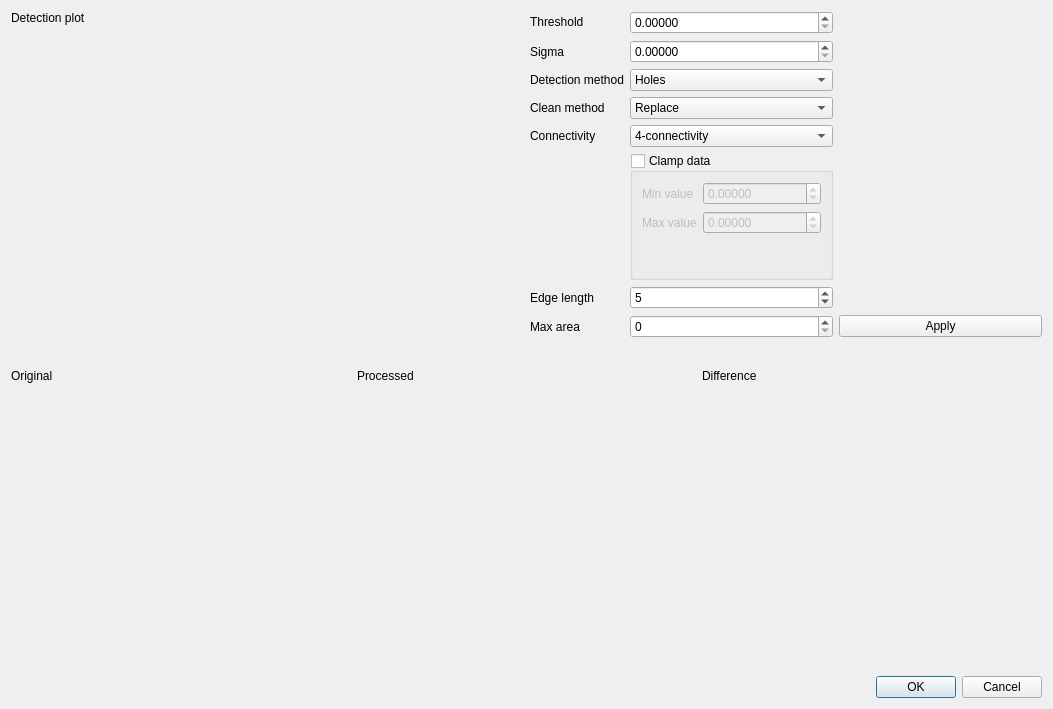
neutronimaging/imagingsuite, file frameworks/imageprocessing/modules/ImagingModulesGui/src/morphspotcleandlg.ui: the form before one commit.
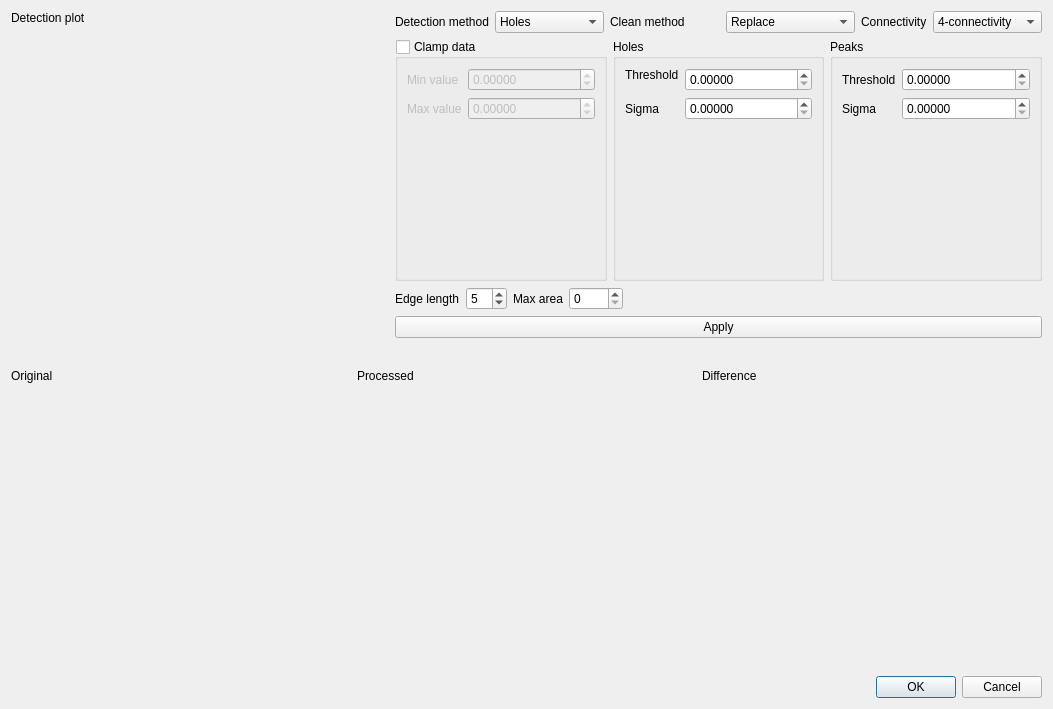
The form after the commit. Custom widgets are drawn as their Qt base class.

Commit message: IMplemented support for two morphspotclean thresholds in kiptool

The edit to the form file:
```diff
--- a/frameworks/imageprocessing/modules/ImagingModulesGui/src/morphspotcleandlg.ui
+++ b/frameworks/imageprocessing/modules/ImagingModulesGui/src/morphspotcleandlg.ui
@@ -37,7 +37,7 @@
           <widget class="QtAddons::PlotWidget" name="plotDetection" native="true">
            <property name="minimumSize">
             <size>
-             <width>0</width>
+             <width>378</width>
              <height>192</height>
             </size>
            </property>
@@ -46,39 +46,10 @@
         </layout>
        </item>
        <item>
-        <layout class="QGridLayout" name="gridLayout">
-         <item row="3" column="0">
-          <widget class="QLabel" name="label_13">
-           <property name="text">
-            <string>Clean method</string>
-           </property>
-          </widget>
-         </item>
-         <item row="8" column="5">
-          <widget class="QPushButton" name="buttonApply">
-           <property name="toolTip">
-            <string>Test the current settings.</string>
-           </property>
-           <property name="text">
-            <string>Apply</string>
-           </property>
-          </widget>
-         </item>
-         <item row="8" column="0">
-          <widget class="QLabel" name="label_7">
-           <property name="text">
-            <string>Max area</string>
-           </property>
-          </widget>
-         </item>
-         <item row="1" column="0">
-          <widget class="QLabel" name="label_12">
-           <property name="text">
-            <string>Sigma</string>
-           </property>
-          </widget>
-         </item>
-         <item row="2" column="0">
+        <layout class="QVBoxLayout" name="verticalLayout_3">
+         <item>
+          <layout class="QHBoxLayout" name="horizontalLayout_2">
+           <item>
           <widget class="QLabel" name="label_5">
            <property name="sizePolicy">
             <sizepolicy hsizetype="Maximum" vsizetype="Maximum">
@@ -91,7 +62,7 @@
            </property>
           </widget>
          </item>
-         <item row="2" column="1">
+           <item>
           <widget class="QComboBox" name="comboDetectionMethod">
            <property name="toolTip">
             <string>Selects the type of outliers to remove.</string>
@@ -113,7 +84,14 @@
            </item>
           </widget>
          </item>
-         <item row="3" column="1">
+           <item>
+            <widget class="QLabel" name="label_13">
+             <property name="text">
+              <string>Clean method</string>
+             </property>
+            </widget>
+           </item>
+           <item>
           <widget class="QComboBox" name="comboCleanMethod">
            <property name="toolTip">
             <string>Selects repair algorithm</string>
@@ -130,15 +108,8 @@
            </item>
           </widget>
          </item>
-         <item row="7" column="0">
-          <widget class="QLabel" name="label_10">
-           <property name="text">
-            <string>Edge length</string>
-           </property>
-          </widget>
-         </item>
-         <item row="0" column="0">
-          <widget class="QLabel" name="label_4">
+           <item>
+            <widget class="QLabel" name="label_6">
            <property name="sizePolicy">
             <sizepolicy hsizetype="Maximum" vsizetype="Maximum">
              <horstretch>0</horstretch>
@@ -146,57 +117,32 @@
             </sizepolicy>
            </property>
            <property name="text">
-            <string>Threshold</string>
+              <string>Connectivity</string>
            </property>
           </widget>
          </item>
-         <item row="8" column="1">
-          <widget class="QSpinBox" name="spinArea">
+           <item>
+            <widget class="QComboBox" name="comboConnectivity">
            <property name="toolTip">
-            <string>Sets the largest area that should considered being a spot.</string>
-           </property>
-           <property name="maximum">
-            <number>1000</number>
-           </property>
-          </widget>
-         </item>
-         <item row="0" column="1">
-          <widget class="QDoubleSpinBox" name="spinThreshold">
-           <property name="toolTip">
-            <string>Threshold value to select the cleaning level.</string>
-           </property>
-           <property name="decimals">
-            <number>5</number>
-           </property>
-           <property name="maximum">
-            <double>9999.000000000000000</double>
-           </property>
-          </widget>
-         </item>
-         <item row="7" column="1">
-          <widget class="QSpinBox" name="spinEdgeLenght">
-           <property name="toolTip">
-            <string>Length of an edge smothing filter. Improves the edge processing.</string>
-           </property>
-           <property name="minimum">
-            <number>1</number>
-           </property>
-           <property name="value">
-            <number>5</number>
-           </property>
-          </widget>
-         </item>
-         <item row="1" column="1">
-          <widget class="QDoubleSpinBox" name="spinSigma">
-           <property name="toolTip">
-            <string>Width of the mixing band, allows a fuzzy mix between smooth and orignal image.</string>
-           </property>
-           <property name="decimals">
-            <number>5</number>
-           </property>
-          </widget>
+              <string>Selects morphological connectivity</string>
+             </property>
+             <item>
+              <property name="text">
+               <string>4-connectivity</string>
+              </property>
+             </item>
+             <item>
+              <property name="text">
+               <string>8-connectivity</string>
+              </property>
+             </item>
+            </widget>
+           </item>
+          </layout>
          </item>
-         <item row="5" column="1">
+         <item>
+          <layout class="QHBoxLayout" name="horizontalLayout_3">
+           <item>
           <widget class="QGroupBox" name="groupClampData">
            <property name="toolTip">
             <string>Activates data clamping into an interval</string>
@@ -260,8 +206,14 @@
            </layout>
           </widget>
          </item>
-         <item row="4" column="0">
-          <widget class="QLabel" name="label_6">
+           <item>
+            <widget class="QGroupBox" name="groupBoxHoles">
+             <property name="title">
+              <string>Holes</string>
+             </property>
+             <layout class="QFormLayout" name="formLayout_2">
+              <item row="0" column="0">
+               <widget class="QLabel" name="label_4">
            <property name="sizePolicy">
             <sizepolicy hsizetype="Maximum" vsizetype="Maximum">
              <horstretch>0</horstretch>
@@ -269,25 +221,153 @@
             </sizepolicy>
            </property>
            <property name="text">
-            <string>Connectivity</string>
+                 <string>Threshold</string>
            </property>
           </widget>
          </item>
-         <item row="4" column="1">
-          <widget class="QComboBox" name="comboConnectivity">
+              <item row="0" column="1">
+               <widget class="QDoubleSpinBox" name="spinThresholdHoles">
            <property name="toolTip">
-            <string>Selects morphological connectivity</string>
-           </property>
+                 <string>Threshold value to select the cleaning level.</string>
+                </property>
+                <property name="decimals">
+                 <number>5</number>
+                </property>
+                <property name="maximum">
+                 <double>99999.000000000000000</double>
+                </property>
+               </widget>
+              </item>
+              <item row="1" column="0">
+               <widget class="QLabel" name="label_12">
+                <property name="text">
+                 <string>Sigma</string>
+                </property>
+               </widget>
+              </item>
+              <item row="1" column="1">
+               <widget class="QDoubleSpinBox" name="spinSigmaHoles">
+                <property name="toolTip">
+                 <string>Width of the mixing band, allows a fuzzy mix between smooth and orignal image.</string>
+                </property>
+                <property name="decimals">
+                 <number>5</number>
+                </property>
+                <property name="maximum">
+                 <double>99999.990000000005239</double>
+                </property>
+               </widget>
+              </item>
+             </layout>
+            </widget>
+           </item>
            <item>
+            <widget class="QGroupBox" name="groupBoxPeaks">
+             <property name="title">
+              <string>Peaks</string>
+             </property>
+             <layout class="QFormLayout" name="formLayout_3">
+              <item row="0" column="0">
+               <widget class="QLabel" name="label_14">
             <property name="text">
-             <string>4-connectivity</string>
-            </property>
-           </item>
+                 <string>Threshold</string>
+                </property>
+               </widget>
+              </item>
+              <item row="0" column="1">
+               <widget class="QDoubleSpinBox" name="spinBoxThresholdPeaks">
+                <property name="decimals">
+                 <number>5</number>
+                </property>
+                <property name="maximum">
+                 <double>99999.990000000005239</double>
+                </property>
+               </widget>
+              </item>
+              <item row="1" column="0">
+               <widget class="QLabel" name="label_15">
+                <property name="text">
+                 <string>Sigma</string>
+                </property>
+               </widget>
+              </item>
+              <item row="1" column="1">
+               <widget class="QDoubleSpinBox" name="spinBoxSigmaPeaks">
+                <property name="decimals">
+                 <number>5</number>
+                </property>
+                <property name="maximum">
+                 <double>99999.990000000005239</double>
+                </property>
+               </widget>
+              </item>
+             </layout>
+            </widget>
+           </item>
+          </layout>
+         </item>
            <item>
+          <layout class="QHBoxLayout" name="horizontalLayout_4">
+           <item>
+            <widget class="QLabel" name="label_10">
             <property name="text">
-             <string>8-connectivity</string>
-            </property>
+              <string>Edge length</string>
+             </property>
+            </widget>
            </item>
+           <item>
+            <widget class="QSpinBox" name="spinEdgeLenght">
+             <property name="toolTip">
+              <string>Length of an edge smothing filter. Improves the edge processing.</string>
+             </property>
+             <property name="minimum">
+              <number>1</number>
+             </property>
+             <property name="value">
+              <number>5</number>
+             </property>
+            </widget>
+           </item>
+           <item>
+            <widget class="QLabel" name="label_7">
+             <property name="text">
+              <string>Max area</string>
+             </property>
+            </widget>
+           </item>
+           <item>
+            <widget class="QSpinBox" name="spinArea">
+             <property name="toolTip">
+              <string>Sets the largest area that should considered being a spot.</string>
+             </property>
+             <property name="maximum">
+              <number>1000</number>
+             </property>
+            </widget>
+           </item>
+           <item>
+            <spacer name="horizontalSpacer">
+             <property name="orientation">
+              <enum>Qt::Horizontal</enum>
+             </property>
+             <property name="sizeHint" stdset="0">
+              <size>
+               <width>40</width>
+               <height>20</height>
+              </size>
+             </property>
+            </spacer>
+           </item>
+          </layout>
+         </item>
+         <item>
+          <widget class="QPushButton" name="buttonApply">
+           <property name="toolTip">
+            <string>Test the current settings.</string>
+           </property>
+           <property name="text">
+            <string>Apply</string>
+           </property>
           </widget>
          </item>
         </layout>
```
Lines whose indentation alone changed are shown as unchanged. The commit also changes 6 other files.
